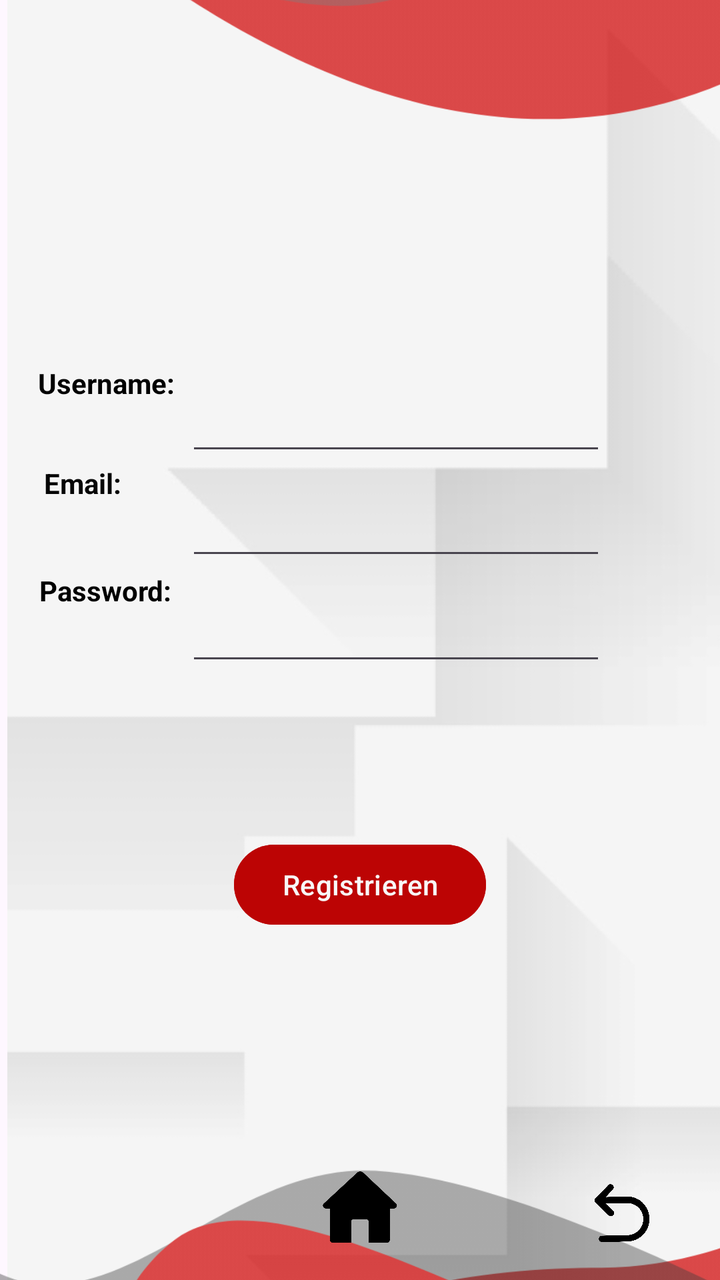
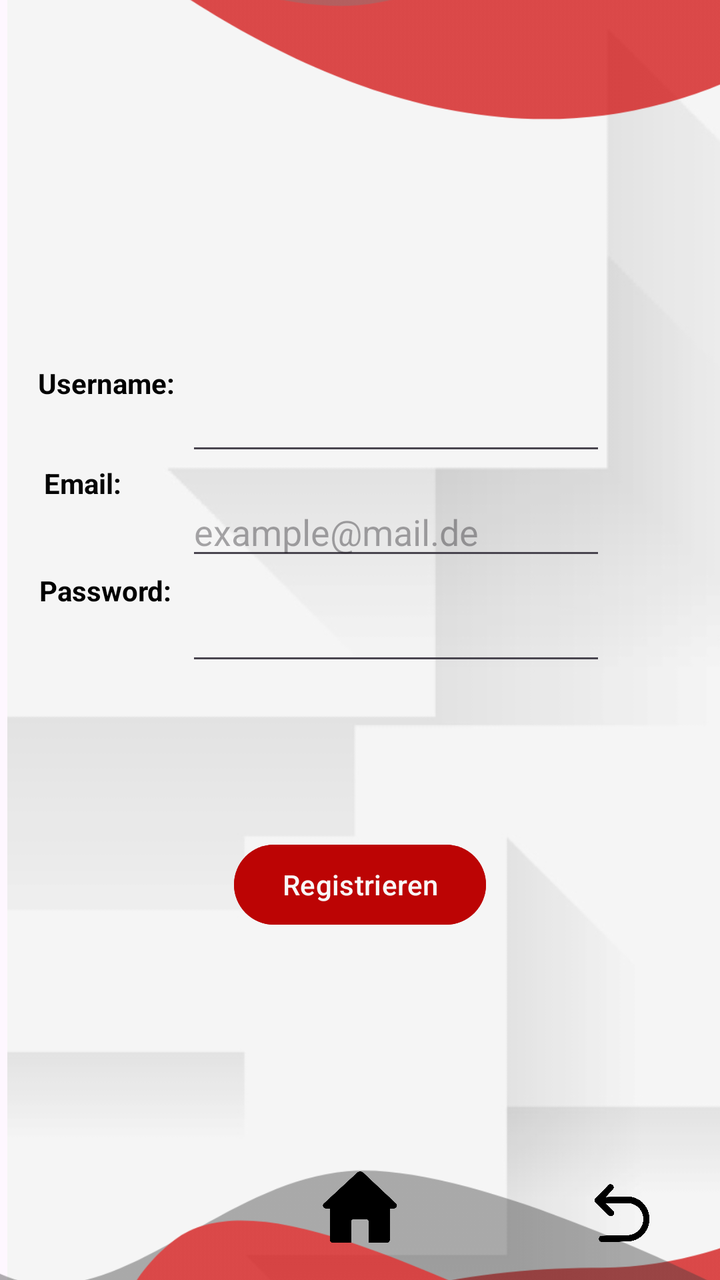

Before-and-after screenshots of an Android layout around one commit, followed by the original layout XML and the change that was made.
<!-- AndroidManifest.xml: application theme Theme.TrafficSceneAnalyser -->
<!-- res/layout/activity_register.xml -->
<androidx.constraintlayout.widget.ConstraintLayout xmlns:android="http://schemas.android.com/apk/res/android"
    xmlns:app="http://schemas.android.com/apk/res-auto"
    xmlns:tools="http://schemas.android.com/tools"
    android:id="@+id/main"
    android:layout_width="match_parent"
    android:layout_height="match_parent"
    tools:context=".RegisterActivity">

    <ImageView
        android:id="@+id/backg"
        android:layout_width="904dp"
        android:layout_height="897dp"
        app:layout_constraintBottom_toBottomOf="parent"
        app:layout_constraintStart_toStartOf="parent"
        app:layout_constraintTop_toTopOf="parent"
        app:layout_constraintVertical_bias="0.12"
        app:srcCompat="@drawable/background" />

    <Button
        android:id="@+id/registerButton"
        android:layout_width="wrap_content"
        android:layout_height="wrap_content"
        android:backgroundTint="#BC0404"
        android:onClick="register"
        android:text="Registrieren"
        android:textColor="#F8F8F8"
        app:iconTint="#EFE8E8"
        app:layout_constraintBottom_toTopOf="@+id/hbutton"
        app:layout_constraintEnd_toEndOf="parent"
        app:layout_constraintStart_toStartOf="parent"
        app:layout_constraintTop_toBottomOf="@+id/userPassword"
        app:layout_constraintVertical_bias="0.444" />

    <EditText
        android:id="@+id/userPassword"
        android:layout_width="wrap_content"
        android:layout_height="wrap_content"
        android:layout_marginTop="16dp"
        android:ems="10"
        android:inputType="textPassword"
        app:layout_constraintBottom_toBottomOf="@+id/bottomTopLayout"
        app:layout_constraintEnd_toEndOf="parent"
        app:layout_constraintHorizontal_bias="0.621"
        app:layout_constraintStart_toStartOf="parent"
        app:layout_constraintTop_toTopOf="parent"
        app:layout_constraintVertical_bias="0.44" />

    <TextView
        android:id="@+id/textView5"
        android:layout_width="wrap_content"
        android:layout_height="wrap_content"
        android:text="Password:"
        android:textColor="#000000"
        android:textStyle="bold"
        app:layout_constraintBottom_toBottomOf="parent"
        app:layout_constraintEnd_toStartOf="@+id/userUsername"
        app:layout_constraintHorizontal_bias="0.741"
        app:layout_constraintStart_toStartOf="parent"
        app:layout_constraintTop_toTopOf="parent"
        app:layout_constraintVertical_bias="0.46" />

    <EditText
        android:id="@+id/userUsername"
        android:layout_width="wrap_content"
        android:layout_height="wrap_content"
        android:layout_marginTop="196dp"
        android:layout_marginBottom="7dp"
        android:ems="10"
        android:inputType="textPersonName"
        app:layout_constraintBottom_toTopOf="@+id/userEmail"
        app:layout_constraintEnd_toEndOf="parent"
        app:layout_constraintHorizontal_bias="0.621"
        app:layout_constraintStart_toStartOf="parent"
        app:layout_constraintTop_toTopOf="parent"
        app:layout_constraintVertical_bias="0.0" />

    <EditText
        android:id="@+id/userEmail"
        android:layout_width="wrap_content"
        android:layout_height="wrap_content"
        android:layout_marginTop="4dp"
        android:layout_marginBottom="16dp"
        android:ems="10"
        android:inputType="textPersonName"
        app:layout_constraintBottom_toTopOf="@+id/userPassword"
        app:layout_constraintEnd_toEndOf="parent"
        app:layout_constraintHorizontal_bias="0.621"
        app:layout_constraintStart_toStartOf="parent"
        app:layout_constraintTop_toBottomOf="@+id/userUsername" />

    <TextView
        android:id="@+id/textViewUsername"
        android:layout_width="wrap_content"
        android:layout_height="wrap_content"
        android:text="Username:"
        android:textColor="#000000"
        android:textStyle="bold"
        app:layout_constraintBottom_toBottomOf="parent"
        app:layout_constraintEnd_toStartOf="@+id/userPassword"
        app:layout_constraintHorizontal_bias="0.767"
        app:layout_constraintStart_toStartOf="parent"
        app:layout_constraintTop_toTopOf="parent"
        app:layout_constraintVertical_bias="0.293" />

    <TextView
        android:id="@+id/textView6"
        android:layout_width="59dp"
        android:layout_height="16dp"
        android:text="Email:"
        android:textColor="#050505"
        android:textStyle="bold"
        app:layout_constraintBottom_toTopOf="@+id/textView5"
        app:layout_constraintEnd_toStartOf="@+id/userEmail"
        app:layout_constraintHorizontal_bias="0.651"
        app:layout_constraintStart_toStartOf="parent"
        app:layout_constraintTop_toBottomOf="@+id/textViewUsername"
        app:layout_constraintVertical_bias="0.452" />

    <ImageView
        android:id="@+id/bottomTopLayout"
        android:layout_width="456dp"
        android:layout_height="759dp"
        android:visibility="visible"
        app:layout_constraintBottom_toBottomOf="parent"
        app:layout_constraintEnd_toEndOf="parent"
        app:layout_constraintStart_toStartOf="parent"
        app:layout_constraintTop_toTopOf="parent"
        app:layout_constraintVertical_bias="0.545"
        app:srcCompat="@drawable/registerlayout" />

    <ImageButton
        android:id="@+id/hbutton"
        android:layout_width="64dp"
        android:layout_height="73dp"
        android:backgroundTint="#00FFFFFF"
        android:onClick="goToHome"
        android:scaleType="fitCenter"
        android:src="@drawable/home1"
        app:layout_constraintBottom_toBottomOf="parent"
        app:layout_constraintEnd_toEndOf="parent"
        app:layout_constraintStart_toStartOf="parent"
        app:layout_constraintTop_toTopOf="parent"
        app:layout_constraintVertical_bias="1.0" />

    <ImageButton
        android:id="@+id/backButton"
        android:layout_width="64dp"
        android:layout_height="55dp"
        android:backgroundTint="#00FFFFFF"
        android:onClick="goToProfile"
        android:scaleType="fitCenter"
        app:layout_constraintBottom_toBottomOf="parent"
        app:layout_constraintEnd_toEndOf="parent"
        app:layout_constraintHorizontal_bias="0.8"
        app:layout_constraintStart_toEndOf="@+id/hbutton"
        app:layout_constraintTop_toTopOf="parent"
        app:layout_constraintVertical_bias="0.99"
        app:srcCompat="@drawable/backbutton" />

</androidx.constraintlayout.widget.ConstraintLayout>
<!-- resources referenced by this layout -->
<resources>
  <!-- drawable backbutton: png bitmap (drawable, 27156 bytes) -->
  <!-- drawable background: png bitmap (drawable-hdpi, 37305 bytes) -->
  <!-- drawable home1: png bitmap (drawable, 7782 bytes) -->
  <!-- drawable registerlayout: png bitmap (drawable-hdpi, 43172 bytes) -->
  <style name="Theme.TrafficSceneAnalyser" parent="Base.Theme.TrafficSceneAnalyser" />
  <style name="Base.Theme.TrafficSceneAnalyser" parent="Theme.Material3.DayNight.NoActionBar">
          
          
      </style>
</resources>

<!-- the commit's change to res/layout/activity_register.xml (unified diff, before → after) -->
@@ -81,6 +81,7 @@
         android:layout_marginTop="4dp"
         android:layout_marginBottom="16dp"
         android:ems="10"
+        android:hint="example@mail.de"
         android:inputType="textPersonName"
         app:layout_constraintBottom_toTopOf="@+id/userPassword"
         app:layout_constraintEnd_toEndOf="parent"
